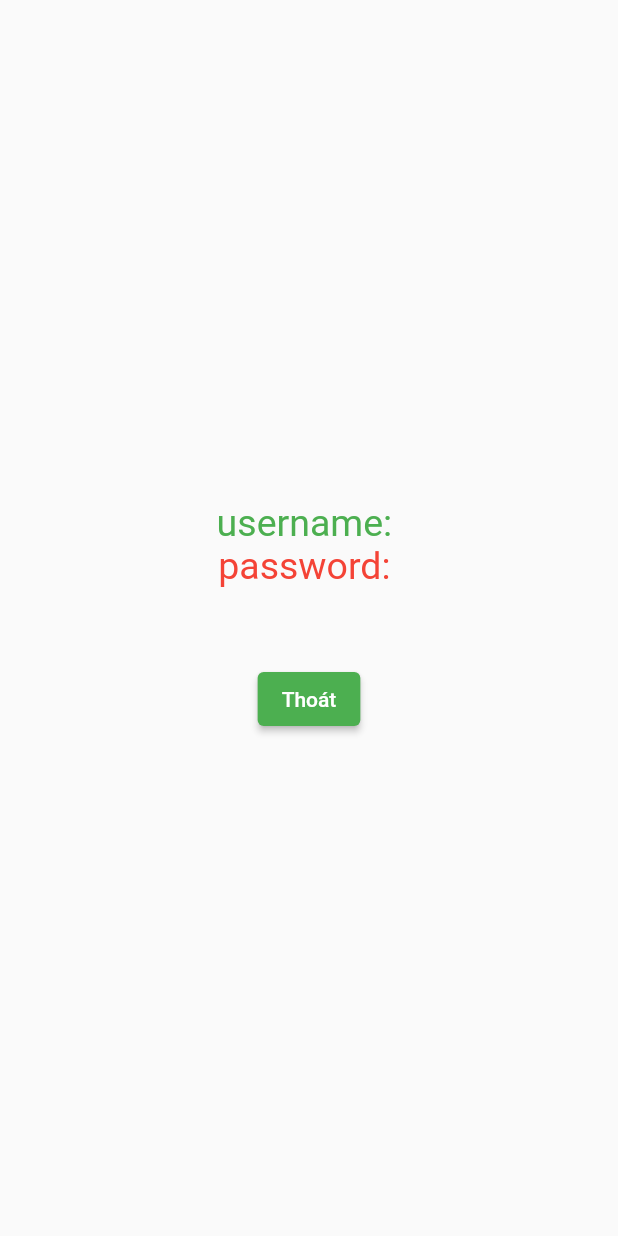
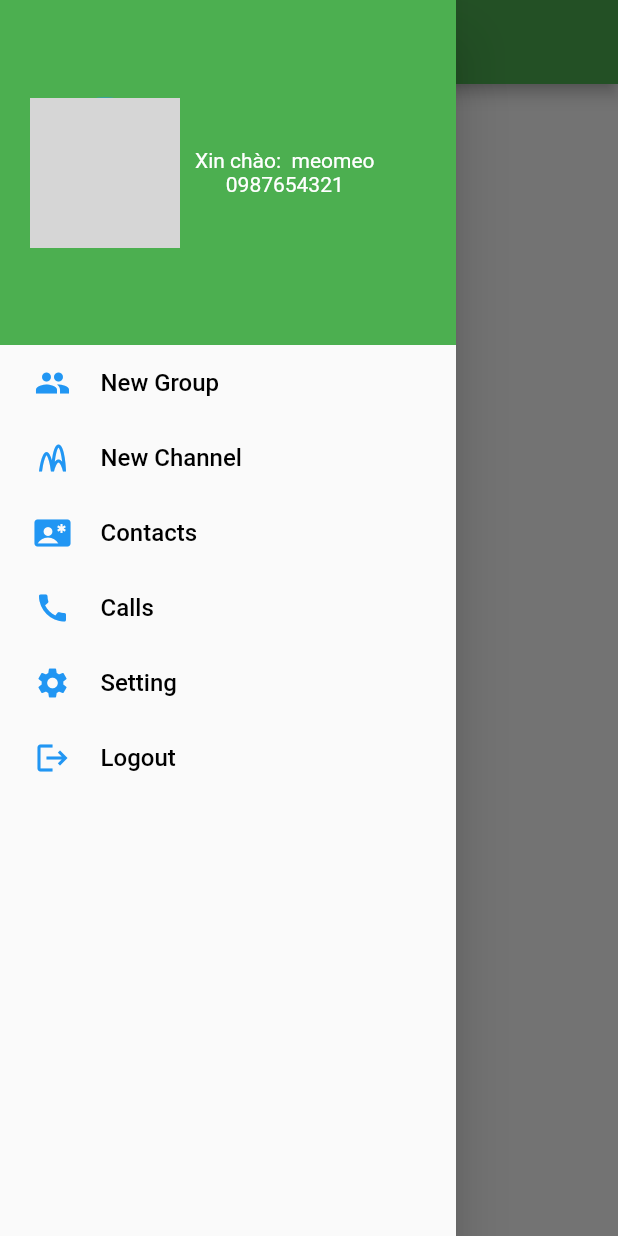
Before and after one commit to khanhluongHA/musicApp_and_weatherApp, a Flutter app: the HomeApp screen opened directly, with the side drawer open (before the commit the screen has no drawer), on a phone screen of 412 x 824 dp. Run offline on Flutter 3.47's test engine with Material 2 defaults, Android fonts, the phone set to English and light mode, and no system bars; our stand-ins replace bloc, equatable, flutter_bloc, shared_preferences; missing offline and left inert: dart:ffi; accounts and stored records are empty; network calls fail; grey boxes are pictures that could not be loaded.

Commit message:
làm xog drawer

```diff
--- a/lib/screens/home_app.dart
+++ b/lib/screens/home_app.dart
@@ -5,6 +5,7 @@ import 'package:test_bloc/bloc/login_bloc.dart';
 import 'package:test_bloc/config/save_data.dart';
 import 'package:test_bloc/screens/login_screen.dart';
 import 'package:test_bloc/widgets/button_submit.dart';
+import 'package:test_bloc/widgets/drawer_app.dart';
 
 class HomeApp extends StatefulWidget {
   const HomeApp({super.key});
@@ -41,35 +42,16 @@ class _HomeAppState extends State<HomeApp> {
         return false;
       },
       child: Scaffold(
+        drawer: const DrawerApp(),
+        appBar: AppBar(
+          title: Text('Danh sách ghi chú'),
+          backgroundColor: Colors.green,
+        ),
         body: Center(
           child: Column(
             mainAxisAlignment: MainAxisAlignment.center,
             crossAxisAlignment: CrossAxisAlignment.center,
-            children: [
-              Text(
-                'username: $userName',
-                style: const TextStyle(color: Colors.green, fontSize: 25),
-              ),
-              Text(
-                'password: $password',
-                style: const TextStyle(color: Colors.red, fontSize: 25),
-              ),
-              const SizedBox(
-                height: 50,
-              ),
-              ButtonSubmit(
-                textButton: 'Thoát',
-                onPressed: () {
-                  blocRead.add(Logout());
-                  Navigator.pushReplacement(
-                    context,
-                    MaterialPageRoute(
-                      builder: (context) => LoginScreen(),
-                    ),
-                  );
-                },
-              ),
-            ],
+            children: [],
           ),
         ),
       ),
--- /dev/null
+++ b/lib/widgets/drawer_app.dart
@@ -0,0 +1,101 @@
+import 'package:flutter/material.dart';
+import 'package:flutter_bloc/flutter_bloc.dart';
+import 'package:test_bloc/bloc/login_bloc.dart';
+import 'package:test_bloc/screens/login_screen.dart';
+import 'package:test_bloc/widgets/item_drawer.dart';
+
+class DrawerApp extends StatelessWidget {
+  const DrawerApp({
+    super.key,
+  });
+
+  @override
+  Widget build(BuildContext context) {
+    final LoginBloc blocRead = context.read<LoginBloc>();
+    return Drawer(
+      child: Column(
+        children: [
+          Container(
+            padding: const EdgeInsets.only(left: 20),
+            height: 230,
+            color: Colors.green,
+            alignment: Alignment.centerLeft,
+            child: Row(
+              children: [
+                Container(
+                  height: 100,
+                  width: 100,
+                  decoration: BoxDecoration(
+                      color: Colors.blue,
+                      borderRadius: BorderRadius.circular(50),
+                      image: const DecorationImage(
+                          image: NetworkImage(
+                              'https://ss-images.saostar.vn/wwebp700/2018/06/10/2968571/34689401_2147325555551794_7654281988110548992_n.jpg'))),
+                ),
+                const SizedBox(
+                  width: 10,
+                ),
+                const Column(
+                  mainAxisAlignment: MainAxisAlignment.center,
+                  children: [
+                    Text(
+                      'Xin chào:  meomeo',
+                      style: TextStyle(color: Colors.white),
+                    ),
+                    Text(
+                      '0987654321',
+                      style: TextStyle(color: Colors.white),
+                    ),
+                  ],
+                )
+              ],
+            ),
+          ),
+          Expanded(
+              child: Column(
+            children: [
+              ItemDrawer(
+                textButton: 'New Group',
+                icon: Icons.group,
+                onPressed: () {},
+              ),
+              ItemDrawer(
+                textButton: 'New Channel',
+                icon: Icons.wifi_channel,
+                onPressed: () {},
+              ),
+              ItemDrawer(
+                textButton: 'Contacts',
+                icon: Icons.contact_emergency,
+                onPressed: () {},
+              ),
+              ItemDrawer(
+                textButton: 'Calls',
+                icon: Icons.call,
+                onPressed: () {},
+              ),
+              ItemDrawer(
+                textButton: 'Setting',
+                icon: Icons.settings,
+                onPressed: () {},
+              ),
+              ItemDrawer(
+                textButton: 'Logout',
+                icon: Icons.logout,
+                onPressed: () {
+                  blocRead.add(Logout());
+                  Navigator.pushReplacement(
+                    context,
+                    MaterialPageRoute(
+                      builder: (context) => LoginScreen(),
+                    ),
+                  );
+                },
+              ),
+            ],
+          ))
+        ],
+      ),
+    );
+  }
+}
--- /dev/null
+++ b/lib/widgets/item_drawer.dart
@@ -0,0 +1,39 @@
+import 'package:flutter/material.dart';
+
+class ItemDrawer extends StatelessWidget {
+  const ItemDrawer(
+      {super.key,
+      required this.onPressed,
+      this.textButton = '',
+      this.icon = Icons.add});
+  final VoidCallback onPressed;
+  final String textButton;
+  final IconData icon;
+
+  @override
+  Widget build(BuildContext context) {
+    return SizedBox(
+      height: 50,
+      width: MediaQuery.of(context).size.width,
+      child: TextButton(
+        onPressed: () {
+          onPressed.call();
+        },
+        child: Row(
+          children: [
+            const SizedBox(width: 15),
+            Icon(
+              icon,
+              color: Colors.blue,
+            ),
+            const SizedBox(width: 20),
+            Text(
+              textButton,
+              style: TextStyle(color: Colors.black, fontSize: 16),
+            ),
+          ],
+        ),
+      ),
+    );
+  }
+}
```
